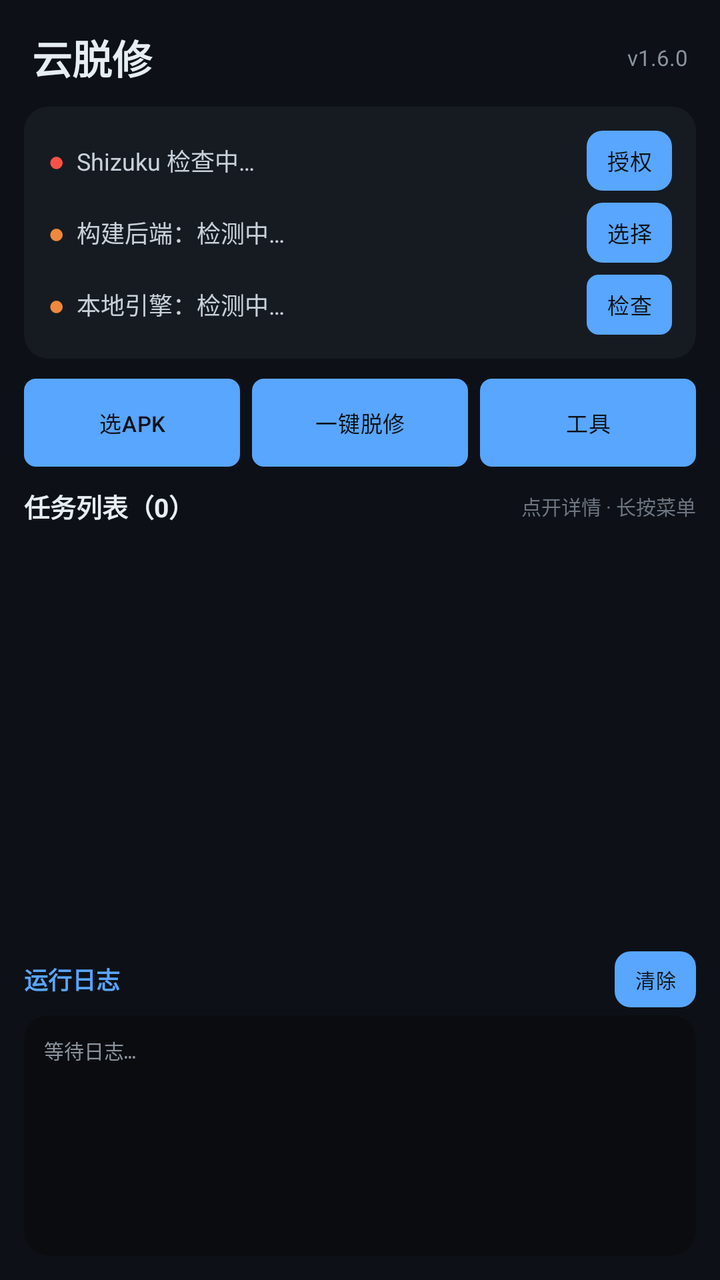
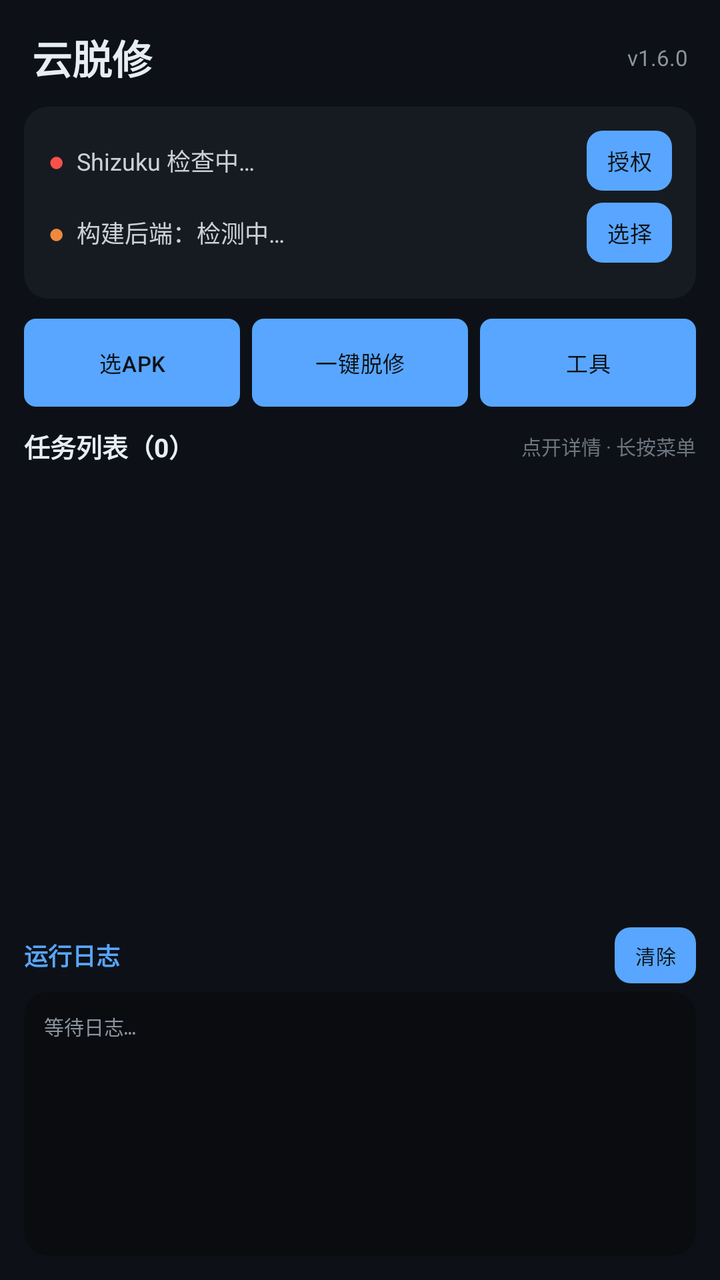

Screens rendered from an Android XML layout before and after an edit, with the pre-edit source and the edit as a unified diff.
<!-- AndroidManifest.xml: application theme Theme.UnpackCloud -->
<!-- res/layout/activity_main.xml -->
<?xml version="1.0" encoding="utf-8"?>
<LinearLayout xmlns:android="http://schemas.android.com/apk/res/android"
    xmlns:app="http://schemas.android.com/apk/res-auto"
    android:layout_width="match_parent"
    android:layout_height="match_parent"
    android:orientation="vertical"
    android:background="#0D1117">

    
    <LinearLayout
        android:layout_width="match_parent"
        android:layout_height="wrap_content"
        android:orientation="horizontal"
        android:gravity="center_vertical"
        android:paddingStart="16dp"
        android:paddingEnd="16dp"
        android:paddingTop="14dp"
        android:paddingBottom="10dp">

        <TextView
            android:layout_width="0dp"
            android:layout_height="wrap_content"
            android:layout_weight="1"
            android:text="云脱修"
            android:textSize="20sp"
            android:textStyle="bold"
            android:textColor="#E6EDF3" />

        <TextView
            android:id="@+id/tvVersion"
            android:layout_width="wrap_content"
            android:layout_height="wrap_content"
            android:text="v1.6.0"
            android:textSize="11sp"
            android:textColor="#8B949E" />
    </LinearLayout>

    
    <androidx.cardview.widget.CardView
        android:layout_width="match_parent"
        android:layout_height="wrap_content"
        android:layout_marginStart="12dp"
        android:layout_marginEnd="12dp"
        android:layout_marginBottom="10dp"
        app:cardBackgroundColor="#161B22"
        app:cardCornerRadius="12dp"
        app:cardElevation="0dp"
        app:strokeColor="#21262D"
        app:strokeWidth="1dp">

        <LinearLayout
            android:layout_width="match_parent"
            android:layout_height="wrap_content"
            android:orientation="vertical"
            android:padding="12dp">

            
            <LinearLayout
                android:layout_width="match_parent"
                android:layout_height="wrap_content"
                android:orientation="horizontal"
                android:gravity="center_vertical"
                android:paddingBottom="6dp">

                <TextView
                    android:id="@+id/tvShizukuBadge"
                    android:layout_width="wrap_content"
                    android:layout_height="wrap_content"
                    android:text="●"
                    android:textSize="14sp"
                    android:textColor="#F85149"
                    android:paddingEnd="6dp" />

                <TextView
                    android:id="@+id/tvShizuku"
                    android:layout_width="0dp"
                    android:layout_height="wrap_content"
                    android:layout_weight="1"
                    android:text="Shizuku 检查中…"
                    android:textSize="12sp"
                    android:textColor="#C9D1D9" />

                <Button
                    android:id="@+id/btnGrantShizuku"
                    android:layout_width="wrap_content"
                    android:layout_height="30dp"
                    android:minWidth="0dp"
                    android:paddingStart="10dp"
                    android:paddingEnd="10dp"
                    android:textSize="11sp"
                    android:text="授权" />
            </LinearLayout>

            
            <LinearLayout
                android:layout_width="match_parent"
                android:layout_height="wrap_content"
                android:orientation="horizontal"
                android:gravity="center_vertical"
                android:paddingBottom="6dp">

                <TextView
                    android:id="@+id/tvBackendBadge"
                    android:layout_width="wrap_content"
                    android:layout_height="wrap_content"
                    android:text="●"
                    android:textSize="14sp"
                    android:textColor="#F0883E"
                    android:paddingEnd="6dp" />

                <TextView
                    android:id="@+id/tvBackend"
                    android:layout_width="0dp"
                    android:layout_height="wrap_content"
                    android:layout_weight="1"
                    android:text="构建后端：检测中…"
                    android:textSize="12sp"
                    android:textColor="#C9D1D9" />

                <Button
                    android:id="@+id/btnChooseBackend"
                    android:layout_width="wrap_content"
                    android:layout_height="30dp"
                    android:minWidth="0dp"
                    android:paddingStart="10dp"
                    android:paddingEnd="10dp"
                    android:textSize="11sp"
                    android:text="选择" />
            </LinearLayout>

            
            <LinearLayout
                android:layout_width="match_parent"
                android:layout_height="wrap_content"
                android:orientation="horizontal"
                android:gravity="center_vertical">

                <TextView
                    android:id="@+id/tvServiceBadge"
                    android:layout_width="wrap_content"
                    android:layout_height="wrap_content"
                    android:text="●"
                    android:textSize="14sp"
                    android:textColor="#F0883E"
                    android:paddingEnd="6dp" />

                <TextView
                    android:id="@+id/tvTermuxStatus"
                    android:layout_width="0dp"
                    android:layout_height="wrap_content"
                    android:layout_weight="1"
                    android:text="本地引擎：检测中…"
                    android:textSize="12sp"
                    android:textColor="#C9D1D9" />

                <Button
                    android:id="@+id/btnStartDaemon"
                    style="@style/YtxButton.Small"
                    android:layout_width="wrap_content"
                    android:layout_height="30dp"
                    android:minWidth="0dp"
                    android:paddingStart="10dp"
                    android:paddingEnd="10dp"
                    android:textSize="11sp"
                    android:text="检查" />
            </LinearLayout>
        </LinearLayout>
    </androidx.cardview.widget.CardView>

    
    <LinearLayout
        android:layout_width="match_parent"
        android:layout_height="wrap_content"
        android:orientation="horizontal"
        android:paddingStart="12dp"
        android:paddingEnd="12dp"
        android:paddingBottom="10dp">

        <Button
            android:id="@+id/btnPickApk"
            style="@style/YtxButton.Small"
            android:layout_width="0dp"
            android:layout_height="44dp"
            android:layout_weight="1"
            android:minWidth="0dp"
            android:paddingStart="2dp"
            android:paddingEnd="2dp"
            android:singleLine="true"
            android:maxLines="1"
            android:ellipsize="end"
            android:insetLeft="0dp"
            android:insetRight="0dp"
            android:textSize="11sp"
            android:text="选APK" />

        <Button
            android:id="@+id/btnDiagnose"
            style="@style/YtxButton.Small"
            android:layout_width="0dp"
            android:layout_height="44dp"
            android:layout_weight="1"
            android:layout_marginStart="6dp"
            android:minWidth="0dp"
            android:paddingStart="2dp"
            android:paddingEnd="2dp"
            android:singleLine="true"
            android:maxLines="1"
            android:ellipsize="end"
            android:insetLeft="0dp"
            android:insetRight="0dp"
            android:textSize="11sp"
            android:text="一键脱修" />

        <Button
            android:id="@+id/btnOpenTools"
            style="@style/YtxButton.Small"
            android:layout_width="0dp"
            android:layout_height="44dp"
            android:layout_weight="1"
            android:layout_marginStart="6dp"
            android:minWidth="0dp"
            android:paddingStart="2dp"
            android:paddingEnd="2dp"
            android:singleLine="true"
            android:maxLines="1"
            android:ellipsize="end"
            android:insetLeft="0dp"
            android:insetRight="0dp"
            android:textSize="11sp"
            android:text="工具" />
    </LinearLayout>

    
    <LinearLayout
        android:layout_width="match_parent"
        android:layout_height="0dp"
        android:layout_weight="3"
        android:orientation="vertical"
        android:layout_marginStart="12dp"
        android:layout_marginEnd="12dp">

        <LinearLayout
            android:layout_width="match_parent"
            android:layout_height="wrap_content"
            android:orientation="horizontal"
            android:gravity="center_vertical"
            android:paddingBottom="6dp">

            <TextView
                android:id="@+id/tvTaskCount"
                android:layout_width="0dp"
                android:layout_height="wrap_content"
                android:layout_weight="1"
                android:text="任务列表（0）"
                android:textSize="13sp"
                android:textStyle="bold"
                android:textColor="#E6EDF3" />

            <TextView
                android:id="@+id/tvTaskHint"
                android:layout_width="wrap_content"
                android:layout_height="wrap_content"
                android:text="点开详情 · 长按菜单"
                android:textSize="10sp"
                android:textColor="#6E7681" />
        </LinearLayout>

        <androidx.recyclerview.widget.RecyclerView
            android:id="@+id/rvTasks"
            android:layout_width="match_parent"
            android:layout_height="0dp"
            android:layout_weight="1"
            android:clipToPadding="false"
            android:paddingBottom="8dp" />
    </LinearLayout>

    
    <LinearLayout
        android:layout_width="match_parent"
        android:layout_height="0dp"
        android:layout_weight="2"
        android:orientation="vertical"
        android:layout_marginStart="12dp"
        android:layout_marginEnd="12dp"
        android:layout_marginTop="4dp">

        <LinearLayout
            android:layout_width="match_parent"
            android:layout_height="wrap_content"
            android:orientation="horizontal"
            android:gravity="center_vertical"
            android:paddingBottom="4dp">

            <TextView
                android:id="@+id/tvLogHeader"
                android:layout_width="0dp"
                android:layout_height="wrap_content"
                android:layout_weight="1"
                android:text="运行日志"
                android:textSize="12sp"
                android:textStyle="bold"
                android:textColor="#58A6FF" />

            <Button
                android:id="@+id/btnClearLog"
                android:layout_width="wrap_content"
                android:layout_height="28dp"
                android:minWidth="0dp"
                android:paddingStart="10dp"
                android:paddingEnd="10dp"
                android:textSize="10sp"
                android:text="清除" />
        </LinearLayout>

        <androidx.cardview.widget.CardView
            android:layout_width="match_parent"
            android:layout_height="0dp"
            android:layout_weight="1"
            app:cardBackgroundColor="#0A0C10"
            app:cardCornerRadius="12dp"
            app:cardElevation="0dp"
            app:strokeColor="#21262D"
            app:strokeWidth="1dp">

            <ScrollView
                android:id="@+id/svLog"
                android:layout_width="match_parent"
                android:layout_height="match_parent"
                android:padding="10dp"
                android:fillViewport="true"
                android:scrollbars="vertical">

                <TextView
                    android:id="@+id/tvLog"
                    android:layout_width="match_parent"
                    android:layout_height="wrap_content"
                    android:text="等待日志…"
                    android:textSize="10sp"
                    android:fontFamily="monospace"
                    android:textColor="#8B949E"
                    android:textIsSelectable="true"
                    android:lineSpacingExtra="3dp" />
            </ScrollView>
        </androidx.cardview.widget.CardView>
    </LinearLayout>

    <View
        android:layout_width="match_parent"
        android:layout_height="12dp" />

</LinearLayout>
<!-- resources referenced by this layout -->
<resources>
  <style name="YtxButton.Small" parent="YtxButton">
          <item name="android:textSize">11sp</item>
          <item name="cornerRadius">6dp</item>
      </style>
  <style name="Theme.UnpackCloud" parent="Theme.Material3.Dark.NoActionBar">
          
          <item name="colorPrimary">#58A6FF</item>
          <item name="colorOnPrimary">#0D1117</item>
          <item name="colorPrimaryContainer">#1F6FEB</item>
          <item name="colorOnPrimaryContainer">#E6EDF3</item>
  
          
          <item name="colorSecondary">#3FB950</item>
          <item name="colorOnSecondary">#0D1117</item>
          <item name="colorError">#F85149</item>
  
          
          <item name="android:colorBackground">#0D1117</item>
          <item name="colorSurface">#161B22</item>
          <item name="colorOnSurface">#E6EDF3</item>
          <item name="colorSurfaceVariant">#21262D</item>
          <item name="colorOnSurfaceVariant">#8B949E</item>
          <item name="android:colorBackgroundFloating">#161B22</item>
  
          
          <item name="android:statusBarColor">#0D1117</item>
          <item name="android:windowLightStatusBar">false</item>
          <item name="android:navigationBarColor">#0D1117</item>
  
          
          <item name="materialButtonStyle">@style/YtxButton</item>
  
          
          <item name="materialAlertDialogTheme">@style/YtxDialog</item>
          <item name="alertDialogTheme">@style/YtxDialog</item>
  
          
          <item name="android:listDivider">@null</item>
      </style>
  <style name="YtxButton" parent="Widget.Material3.Button">
          <item name="cornerRadius">8dp</item>
          <item name="android:letterSpacing">0.02</item>
          <item name="android:textAllCaps">false</item>
          <item name="android:minHeight">0dp</item>
          <item name="android:insetTop">0dp</item>
          <item name="android:insetBottom">0dp</item>
      </style>
  <style name="YtxDialog" parent="ThemeOverlay.Material3.MaterialAlertDialog">
          <item name="shapeAppearanceOverlay">@style/YtxDialogShape</item>
          <item name="android:background">@drawable/bg_dialog</item>
          <item name="colorSurface">#161B22</item>
          <item name="colorOnSurface">#E6EDF3</item>
          <item name="colorPrimary">#58A6FF</item>
          <item name="android:windowBackground">@drawable/bg_dialog</item>
      </style>
  <style name="YtxDialogShape" parent="">
          <item name="cornerFamily">rounded</item>
          <item name="cornerSize">16dp</item>
      </style>
  <!-- drawable bg_dialog (drawable) -->
  <?xml version="1.0" encoding="utf-8"?>
  <inset xmlns:android="http://schemas.android.com/apk/res/android"
      android:insetLeft="0dp"
      android:insetTop="0dp"
      android:insetRight="0dp"
      android:insetBottom="0dp">
      <shape android:shape="rectangle">
          <solid android:color="#161B22" />
          <corners android:radius="16dp" />
          <stroke android:width="1dp" android:color="#30363D" />
      </shape>
  </inset>
</resources>

<!-- the commit's change to res/layout/activity_main.xml (unified diff, before → after) -->
@@ -129,11 +129,13 @@
             </LinearLayout>
 
             
+            
             <LinearLayout
                 android:layout_width="match_parent"
                 android:layout_height="wrap_content"
                 android:orientation="horizontal"
-                android:gravity="center_vertical">
+                android:gravity="center_vertical"
+                android:visibility="gone">
 
                 <TextView
                     android:id="@+id/tvServiceBadge"
